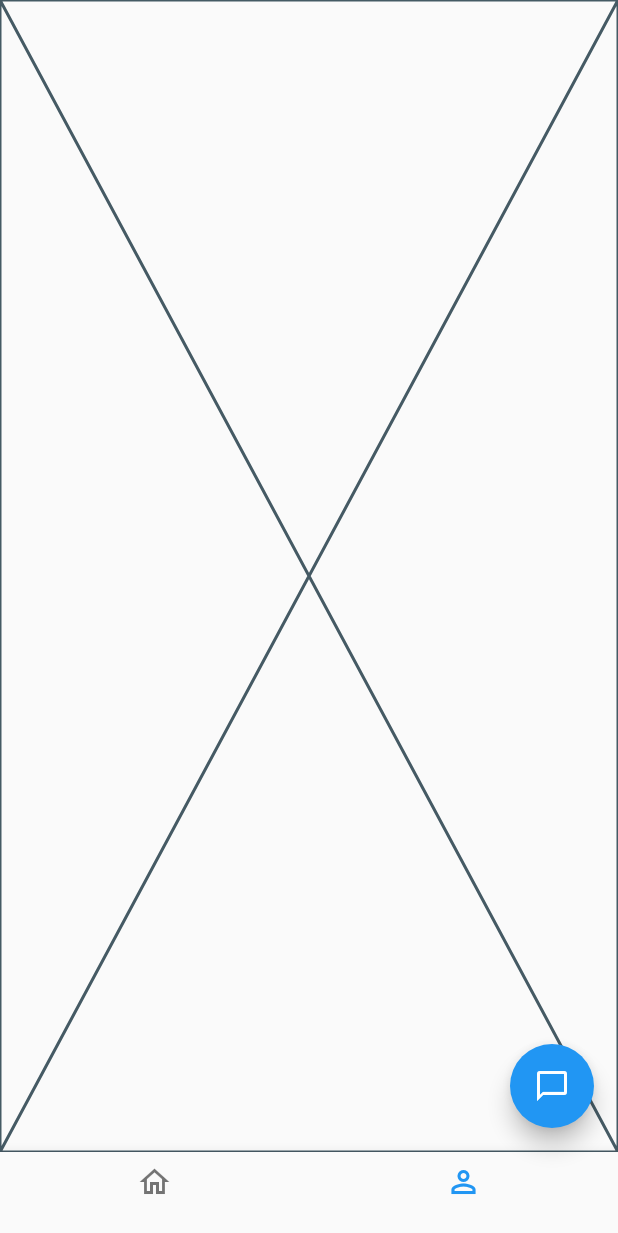
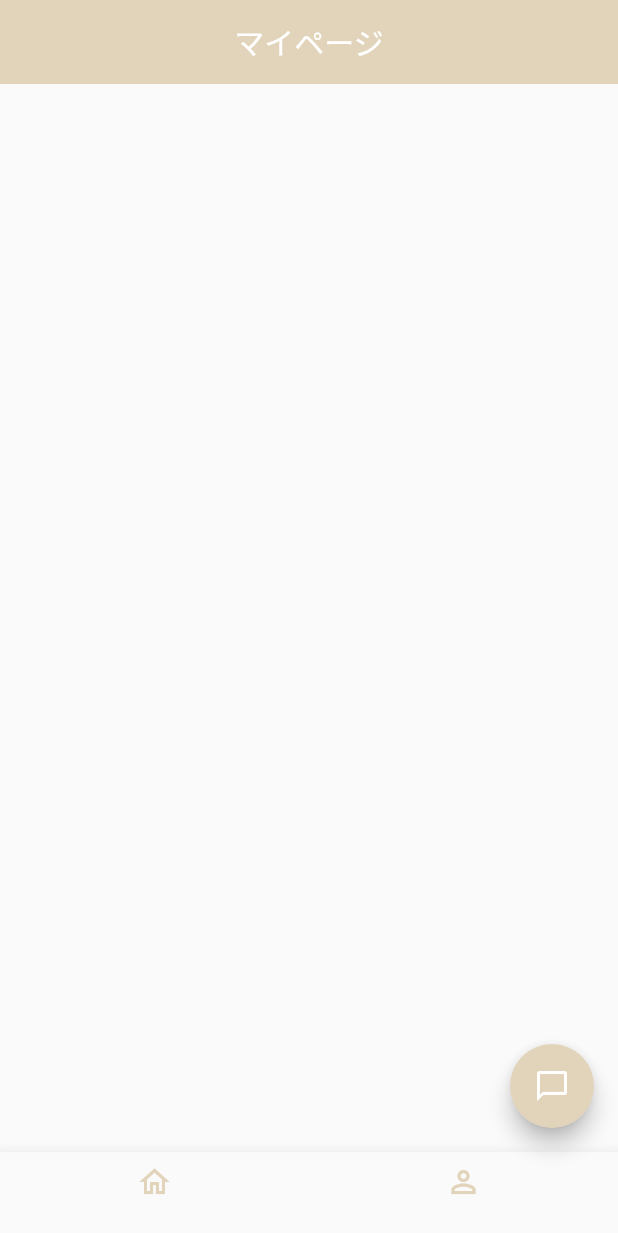
Before and after one commit to fortune-programming/note_app, a Flutter app: the screen it shows after launch, item 2 of the bottom bar chosen, on a phone screen of 412 x 824 dp. Shown: the top 1233 px of the screen. Run offline on Flutter 3.47's test engine with Material 2 defaults, Android fonts, the phone set to English and light mode, and no system bars; our stand-ins replace cloud_firestore, firebase_auth, firebase_core, firebase_storage, image_picker; accounts and stored records are empty.

Commit message:
AppBar was added to My Page and the color of BottomNavigation was changed.

```diff
--- a/lib/view/mypage/mypage.dart
+++ b/lib/view/mypage/mypage.dart
@@ -1,5 +1,7 @@
+import 'package:flutter/material.dart';
 import 'package:flutter/src/widgets/framework.dart';
 import 'package:flutter/src/widgets/placeholder.dart';
+import 'package:flutter_fortune/model/account.dart';
 
 class mypage extends StatefulWidget {
   const mypage({super.key});
@@ -9,8 +11,28 @@ class mypage extends StatefulWidget {
 }
 
 class _mypageState extends State<mypage> {
+
   @override
   Widget build(BuildContext context) {
-    return const Placeholder();
+    return Scaffold(
+      appBar: AppBar(
+          backgroundColor: Color.fromRGBO(226, 212, 186, 100),
+          elevation: 0,
+          iconTheme: IconThemeData(color: Colors.white),
+          title: Text(
+            'マイページ',
+            style: TextStyle(color: Colors.white),
+          ),
+          centerTitle: true,
+        ),
+      body: SafeArea(
+        child:Column(
+          children: [
+            Container(
+              height: 200,
+
+            )
+          ],) ),
+    );
   }
 }
--- a/lib/view/screen.dart
+++ b/lib/view/screen.dart
@@ -15,7 +15,6 @@ class Screen extends StatefulWidget {
   @override
   State<Screen> createState() => _ScreenState();
 }
-
 class _ScreenState extends State<Screen> {
   int selectedIndex =0;
   List<Widget>pageList = [Timeline(), mypage()];
@@ -27,11 +26,15 @@ class _ScreenState extends State<Screen> {
       bottomNavigationBar: BottomNavigationBar(
         items: [
           BottomNavigationBarItem(
-            icon: Icon(Icons.home_outlined),
+            icon: Icon(
+              Icons.home_outlined,
+              color: Color.fromRGBO(226, 212, 186, 100),),
             label: ''
           ),
           BottomNavigationBarItem(
-            icon: Icon(Icons.perm_identity_outlined),
+            icon: Icon(
+              Icons.perm_identity_outlined,
+              color: Color.fromRGBO(226, 212, 186, 100),),
             label: ''
           )
         ],
@@ -46,6 +49,7 @@ class _ScreenState extends State<Screen> {
           onPressed: () {
           },
           child: Icon(Icons.chat_bubble_outline),
+          backgroundColor: Color.fromRGBO(226, 212, 186, 100),
           ),
     );
   }
```
